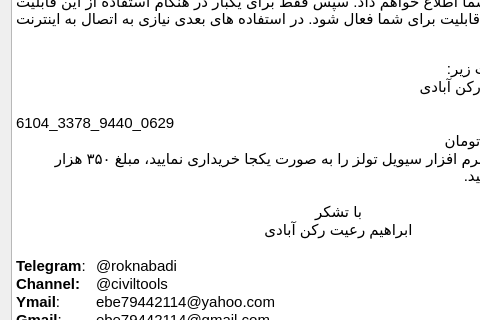
First picture: the form in widgets/serial.ui, repository ebrahimraeyat/civilTools, before the edit; both pictures show x 0 to 480 and y 146 to 466 of the 677 by 713 pixel window.
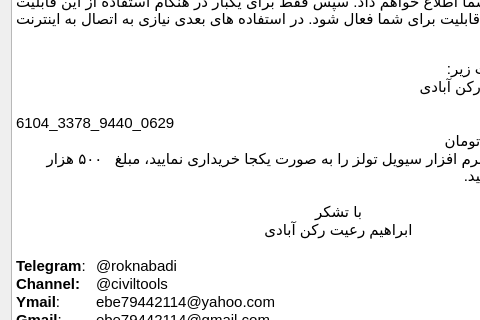
Second picture: the form after the edit.

Commit message: CIVILTOOLS: BUG in check registering

What changed in the file:
```diff
--- a/widgets/serial.ui
+++ b/widgets/serial.ui
@@ -40,7 +40,7 @@
 &lt;p align=&quot;right&quot; dir='rtl' style=&quot; margin-top:0px; margin-bottom:0px; margin-left:0px; margin-right:0px; -qt-block-indent:0; text-indent:0px;&quot;&gt;&lt;span style=&quot; font-family:'Ubuntu'; font-size:11pt; color:#000000;&quot;&gt;6104337894400629&lt;/span&gt;&lt;/p&gt;
 &lt;p style=&quot; margin-top:0px; margin-bottom:0px; margin-left:0px; margin-right:0px; -qt-block-indent:0; text-indent:0px;&quot;&gt;&lt;span style=&quot; font-family:'Ubuntu'; font-size:11pt; color:#000000;&quot;&gt;6104_3378_9440_0629&lt;/span&gt;&lt;/p&gt;
 &lt;p align=&quot;right&quot; dir='rtl' style=&quot; margin-top:0px; margin-bottom:0px; margin-left:0px; margin-right:0px; -qt-block-indent:0; text-indent:0px;&quot;&gt;&lt;span style=&quot; font-family:'Ubuntu'; font-size:11pt; color:#000000;&quot;&gt;مبلغ قابل پرداخت:  ۱۰۰ هزار تومان&lt;/span&gt;&lt;/p&gt;
-&lt;p align=&quot;right&quot; dir='rtl' style=&quot; margin-top:0px; margin-bottom:0px; margin-left:0px; margin-right:0px; -qt-block-indent:0; text-indent:0px;&quot;&gt;&lt;span style=&quot; font-family:'Ubuntu'; font-size:11pt; color:#00c700;&quot;&gt;نکته&lt;/span&gt;&lt;span style=&quot; font-family:'Ubuntu'; font-size:11pt; color:#000000;&quot;&gt;: در صورتی که میخواهید نرم افزار سیویل تولز را به صورت یکجا خریداری نمایید، مبلغ ۳۵۰ هزار تومان به کارت فوق واریز نمایید.&lt;/span&gt;&lt;/p&gt;
+&lt;p align=&quot;right&quot; dir='rtl' style=&quot; margin-top:0px; margin-bottom:0px; margin-left:0px; margin-right:0px; -qt-block-indent:0; text-indent:0px;&quot;&gt;&lt;span style=&quot; font-family:'Ubuntu'; font-size:11pt; color:#00c700;&quot;&gt;نکته&lt;/span&gt;&lt;span style=&quot; font-family:'Ubuntu'; font-size:11pt; color:#000000;&quot;&gt;: در صورتی که میخواهید نرم افزار سیویل تولز را به صورت یکجا خریداری نمایید، مبلغ   ۵۰۰ هزار تومان به کارت فوق واریز نمایید.&lt;/span&gt;&lt;/p&gt;
 &lt;p align=&quot;right&quot; dir='rtl' style=&quot;-qt-paragraph-type:empty; margin-top:0px; margin-bottom:0px; margin-left:0px; margin-right:0px; -qt-block-indent:0; text-indent:0px; font-family:'Ubuntu'; font-size:11pt; font-weight:600;&quot;&gt;&lt;br /&gt;&lt;/p&gt;
 &lt;p align=&quot;center&quot; dir='rtl' style=&quot; margin-top:0px; margin-bottom:0px; margin-left:0px; margin-right:0px; -qt-block-indent:0; text-indent:0px;&quot;&gt;&lt;span style=&quot; font-family:'Ubuntu'; font-size:11pt;&quot;&gt;با تشکر&lt;/span&gt;&lt;/p&gt;
 &lt;p align=&quot;center&quot; dir='rtl' style=&quot; margin-top:0px; margin-bottom:0px; margin-left:0px; margin-right:0px; -qt-block-indent:0; text-indent:0px;&quot;&gt;&lt;span style=&quot; font-family:'Ubuntu'; font-size:11pt;&quot;&gt;ابراهیم رعیت رکن آبادی&lt;/span&gt;&lt;/p&gt;
```
The commit also changes 2 other files.
